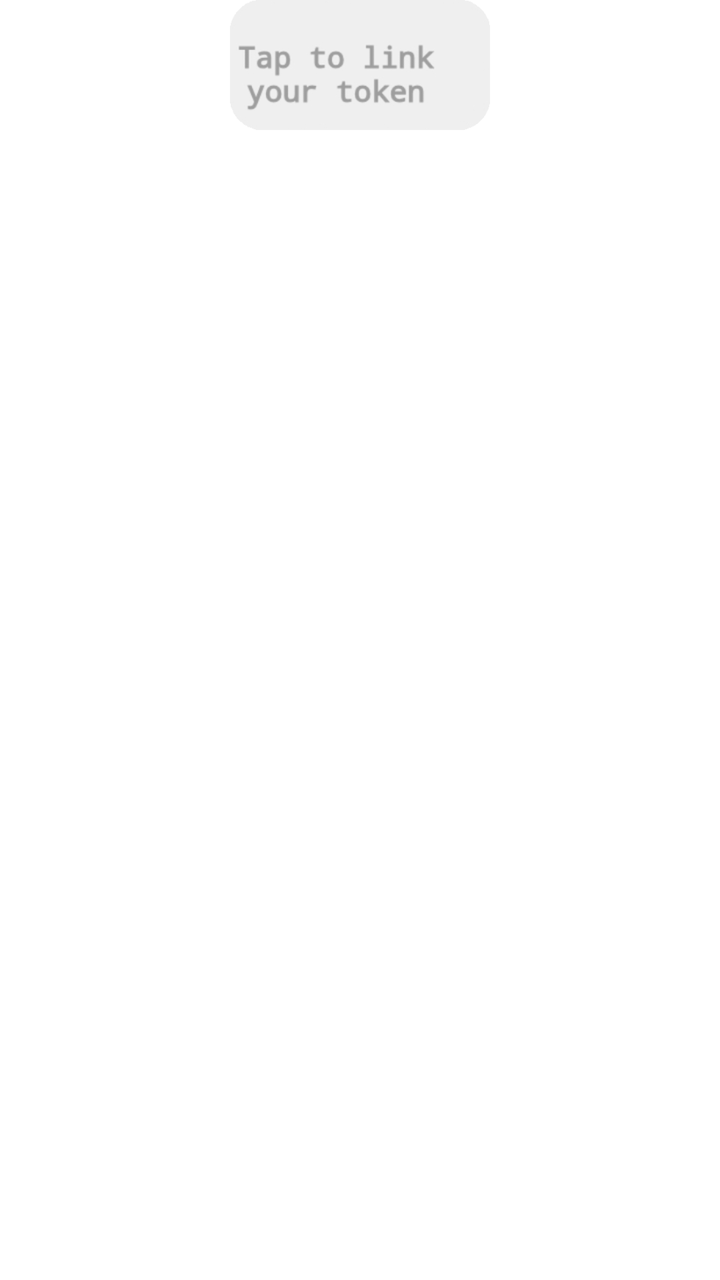
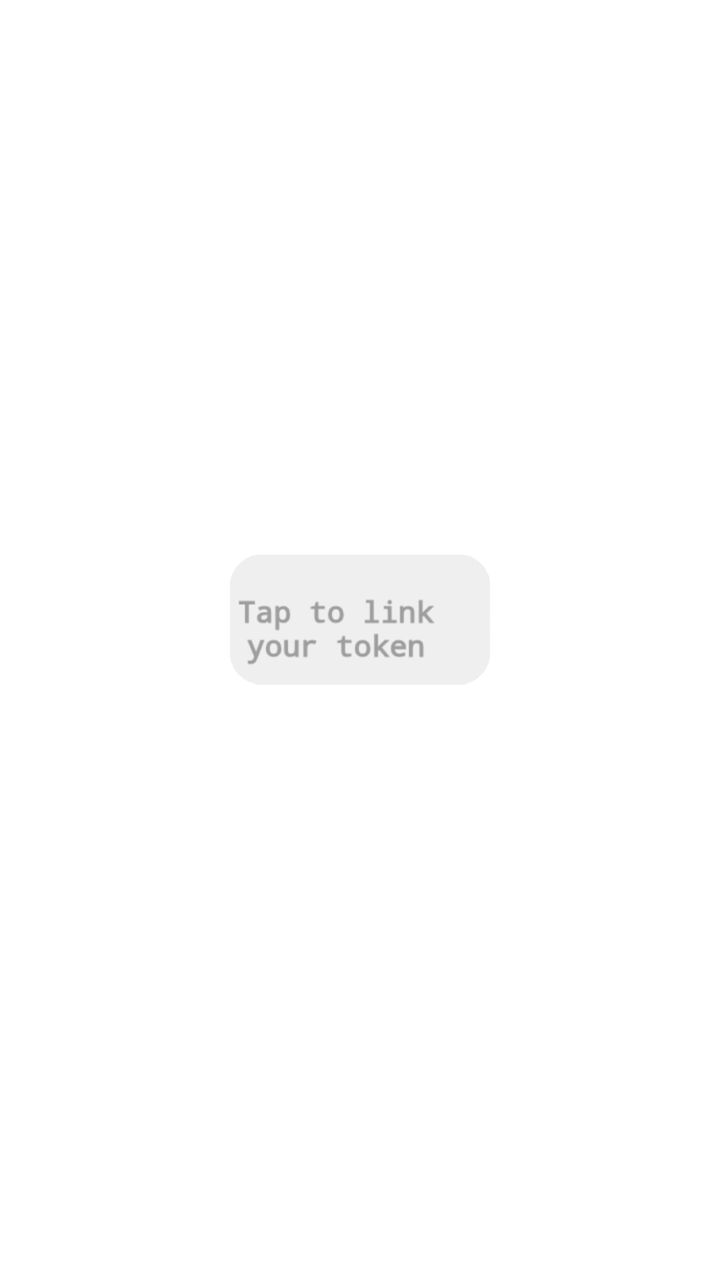

Before-and-after screenshots of an Android layout around one commit, followed by the original layout XML and the change that was made.
<!-- AndroidManifest.xml: fallback theme Theme.MaterialComponents.DayNight.NoActionBar -->
<!-- res/layout/widget_layout.xml -->
<?xml version="1.0" encoding="utf-8"?>
<FrameLayout
    xmlns:android="http://schemas.android.com/apk/res/android"
    android:layout_width="130dp" 
    android:layout_height="85dp">
     
    <FrameLayout
        android:layout_width="130dp"
        android:layout_height="65dp"
        android:layout_gravity="center_horizontal|top"
        >
        <ImageView
            android:id="@+id/widget_background"
            android:src="@drawable/hw_background"
            android:layout_width="130dp"
            android:layout_height="65dp"
        />
        <ImageView
            android:id="@+id/widget_otp"
            android:layout_width="98dp"
            android:layout_height="40dp"
            android:layout_marginBottom="5dp"
            android:layout_marginLeft="4dp"
            android:layout_gravity="bottom|left"
        />
        <ImageView
            android:id="@+id/widget_settings"
            android:layout_width="14dp"
            android:layout_height="14dp"
            android:layout_gravity="top|left"
            android:layout_margin="4dp"
        />
        <ImageView
            android:id="@+id/widget_action"
            android:layout_width="24dp"
            android:layout_height="24dp"
            android:layout_gravity="center_vertical|right"
            android:layout_marginRight="4dp"
        />
    </FrameLayout>


</FrameLayout>
<!-- resources referenced by this layout -->
<resources>
  <!-- drawable hw_background: png bitmap (drawable, 9000 bytes) -->
</resources>

<!-- the commit's change to res/layout/widget_layout.xml (unified diff, before → after) -->
@@ -1,43 +1,71 @@
 <?xml version="1.0" encoding="utf-8"?>
 <FrameLayout
     xmlns:android="http://schemas.android.com/apk/res/android"
-    android:layout_width="130dp" 
-    android:layout_height="85dp">
-     
-    <FrameLayout
-        android:layout_width="130dp"
-        android:layout_height="65dp"
-        android:layout_gravity="center_horizontal|top"
-        >
+    android:layout_width="match_parent"
+    android:layout_height="match_parent"
+    android:paddingBottom="20dp">
+    
+    <RelativeLayout
+        android:layout_width="match_parent"
+        android:layout_height="match_parent">
+        
+        <ImageView
+            android:id="@+id/widget_frame"
+            android:src="@drawable/widget_frame"
+            android:layout_width="wrap_content"
+            android:layout_height="wrap_content"
+            android:layout_centerInParent="true"
+            android:adjustViewBounds="true"
+            android:importantForAccessibility="no"
+        />
         <ImageView
             android:id="@+id/widget_background"
             android:src="@drawable/hw_background"
-            android:layout_width="130dp"
-            android:layout_height="65dp"
+            android:layout_width="wrap_content"
+            android:layout_height="wrap_content"
+            android:layout_alignStart="@id/widget_frame"
+            android:layout_alignTop="@id/widget_frame"
+            android:layout_alignEnd="@id/widget_frame"
+            android:layout_alignBottom="@id/widget_frame"
+            android:scaleType="fitXY"
         />
-        <ImageView
-            android:id="@+id/widget_otp"
-            android:layout_width="98dp"
-            android:layout_height="40dp"
-            android:layout_marginBottom="5dp"
-            android:layout_marginLeft="4dp"
-            android:layout_gravity="bottom|left"
-        />
-        <ImageView
-            android:id="@+id/widget_settings"
-            android:layout_width="14dp"
-            android:layout_height="14dp"
-            android:layout_gravity="top|left"
-            android:layout_margin="4dp"
-        />
-        <ImageView
-            android:id="@+id/widget_action"
-            android:layout_width="24dp"
-            android:layout_height="24dp"
-            android:layout_gravity="center_vertical|right"
-            android:layout_marginRight="4dp"
-        />
-    </FrameLayout>
-
-
+        <LinearLayout
+            android:layout_width="wrap_content"
+            android:layout_height="wrap_content"
+            android:layout_alignStart="@id/widget_frame"
+            android:layout_alignTop="@id/widget_frame"
+            android:layout_alignEnd="@id/widget_frame"
+            android:layout_alignBottom="@id/widget_frame"
+            android:orientation="horizontal"
+            android:paddingStart="4dp"
+            android:paddingEnd="4dp">
+            <LinearLayout
+                android:layout_width="0dp"
+                android:layout_height="match_parent"
+                android:layout_weight="1"
+                android:orientation="vertical">
+                <ImageView
+                    android:id="@+id/widget_settings"
+                    android:layout_width="14dp"
+                    android:layout_height="14dp"
+                    android:layout_marginTop="4dp"
+                />
+                <ImageView
+                    android:id="@+id/widget_otp"
+                    android:layout_width="match_parent"
+                    android:layout_height="0dp"
+                    android:layout_weight="1"
+                    android:layout_marginTop="2dp"
+                    android:layout_marginBottom="5dp"
+                    android:scaleType="fitStart"
+                />
+            </LinearLayout>
+            <ImageView
+                android:id="@+id/widget_action"
+                android:layout_width="24dp"
+                android:layout_height="24dp"
+                android:layout_gravity="center_vertical"
+            />
+        </LinearLayout>
+    </RelativeLayout>
 </FrameLayout>
<!-- resource entries referenced after the edit -->
@@ -1,5 +1,14 @@
 <!-- resources referenced by this layout -->
 <resources>
   <!-- drawable hw_background: png bitmap (drawable, 9000 bytes) -->
+  <!-- drawable widget_frame (drawable) -->
+  <?xml version="1.0" encoding="utf-8"?>
+  <shape xmlns:android="http://schemas.android.com/apk/res/android"
+      android:shape="rectangle">
+      <solid android:color="@android:color/transparent" />
+      <size
+          android:width="130dp"
+          android:height="65dp" />
+  </shape>
 </resources>
 
